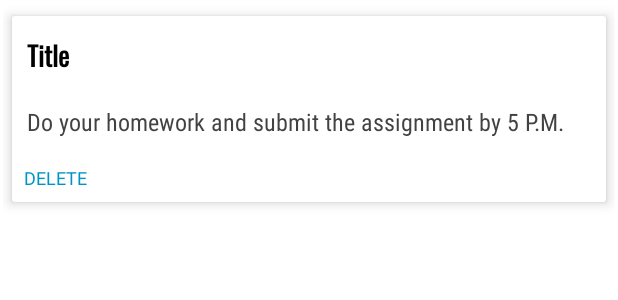
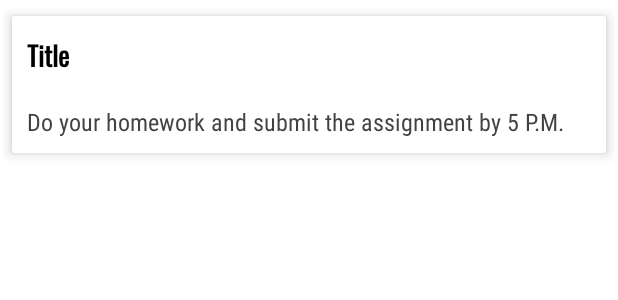
Before and after one commit to 013himanshu/Notezy, an Android app: the layout item_note.xml on its own in the app's theme, with its tools: preview values and no code run, on a phone screen of 412 x 824 dp. Shown: the top 300 px of the screen. Run offline under Robolectric (Android 15) with nearby library versions, the phone set to English and light mode, and no system bars.

Commit message:
removed share option from note fragment

```diff
--- a/app/src/main/java/com/example/notezy/Adapter/NoteAdapter.kt
+++ b/app/src/main/java/com/example/notezy/Adapter/NoteAdapter.kt
@@ -13,11 +13,7 @@ import com.example.notezy.databinding.ItemNoteBinding
 class NoteAdapter : RecyclerView.Adapter<NoteAdapter.MyViewHolder>() {
     var allNotes = ArrayList<Note>()
 
-    inner class MyViewHolder(val binding: ItemNoteBinding) : RecyclerView.ViewHolder(binding.root) {
-        val rvTitle = binding.rvTitle
-        val rvBody = binding.rvBody
-        val rvDelete = binding.rvDelete
-    }
+    inner class MyViewHolder(val binding: ItemNoteBinding) : RecyclerView.ViewHolder(binding.root) {}
 
     override fun onCreateViewHolder(parent: ViewGroup, viewType: Int): MyViewHolder {
         val layoutInflater = LayoutInflater.from(parent.context)
--- a/app/src/main/java/com/example/notezy/Fragments/EditFragment.kt
+++ b/app/src/main/java/com/example/notezy/Fragments/EditFragment.kt
@@ -94,7 +94,7 @@ class EditFragment : Fragment() {
     private fun shareNote() {
         val intent = Intent(Intent.ACTION_SEND)
         intent.type = "text/plain"
-        intent.putExtra(Intent.EXTRA_TEXT, "${binding.editTitleText.text.toString().trim()} \n\n ${binding.editNoteText.text.toString().trim()}")
+        intent.putExtra(Intent.EXTRA_TEXT, "${binding.editTitleText.text.toString().trim()} \n \n ${binding.editNoteText.text.toString().trim()}")
         startActivity(Intent.createChooser(intent, "Share Note"))
     }
 }
--- a/app/src/main/java/com/example/notezy/Fragments/NoteFragment.kt
+++ b/app/src/main/java/com/example/notezy/Fragments/NoteFragment.kt
@@ -60,6 +60,8 @@ class NoteFragment : Fragment() {
 
     override fun onCreateOptionsMenu(menu: Menu, inflater: MenuInflater) {
         inflater.inflate(R.menu.menu, menu)
+        val shareMenu = menu.findItem(R.id.menu_share)
+        shareMenu.isVisible = false
     }
 
     override fun onOptionsItemSelected(item: MenuItem): Boolean {
--- a/app/src/main/res/layout/item_note.xml
+++ b/app/src/main/res/layout/item_note.xml
@@ -43,16 +43,6 @@
                     android:fontFamily="sans-serif-condensed"
                     tools:text="Do your homework and submit the assignment by 5 P.M." />
 
-                <TextView
-                    android:id="@+id/rvDelete"
-                    android:layout_width="wrap_content"
-                    android:layout_height="wrap_content"
-                    android:text="DELETE"
-                    android:textSize="12sp"
-                    android:clickable="true"
-                    android:textColor="@color/secondary_dark"
-                    android:padding="8dp"/>
-
             </LinearLayout>
 
         </androidx.cardview.widget.CardView>
```
